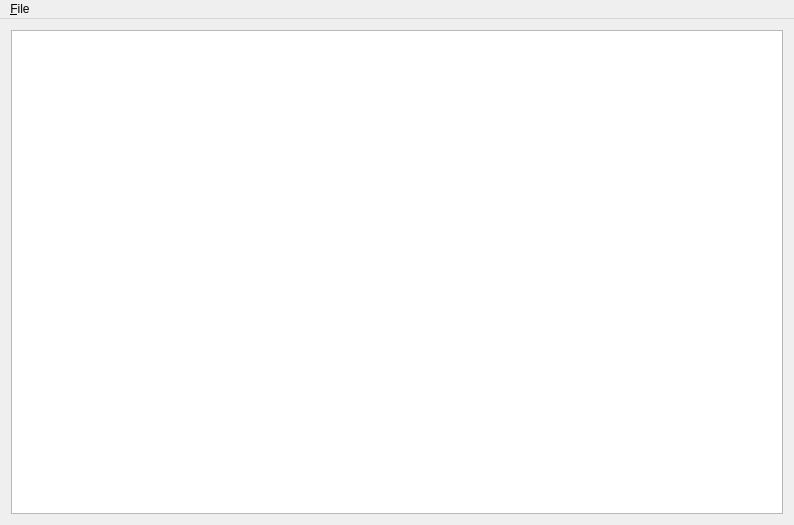
Old version of the form libCbrUi/src/HelpWindow.ui in the repository nschindler-noaa/capturehistory.
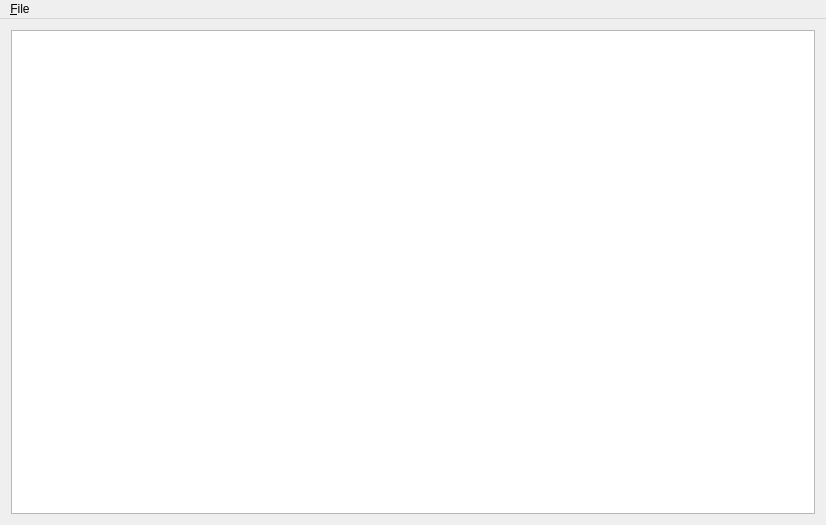
New version of the form.

```diff
--- a/libCbrUi/src/HelpWindow.ui
+++ b/libCbrUi/src/HelpWindow.ui
@@ -6,7 +6,7 @@
    <rect>
     <x>0</x>
     <y>0</y>
-    <width>794</width>
+    <width>826</width>
     <height>525</height>
    </rect>
   </property>
@@ -40,8 +40,8 @@
     <rect>
      <x>0</x>
      <y>0</y>
-     <width>794</width>
-     <height>21</height>
+     <width>826</width>
+     <height>22</height>
     </rect>
    </property>
    <widget class="QMenu" name="fileMenu">
```
